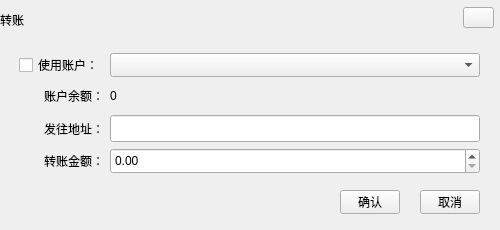
Old version of the form ChainIDE/custom/TransferWidgetUB.ui in the repository HcashOrg/HX-IDE.
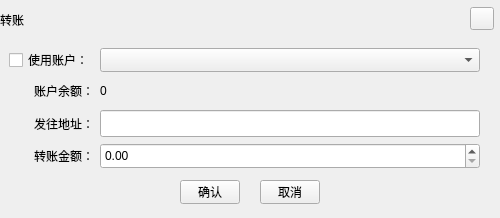
New version of the form.

```diff
--- a/ChainIDE/custom/TransferWidgetUB.ui
+++ b/ChainIDE/custom/TransferWidgetUB.ui
@@ -7,7 +7,7 @@
     <x>0</x>
     <y>0</y>
     <width>500</width>
-    <height>230</height>
+    <height>218</height>
    </rect>
   </property>
   <property name="windowTitle">
@@ -29,10 +29,10 @@
   <widget class="QToolButton" name="closeBtn">
    <property name="geometry">
     <rect>
-     <x>463</x>
+     <x>470</x>
      <y>7</y>
-     <width>31</width>
-     <height>21</height>
+     <width>24</width>
+     <height>23</height>
     </rect>
    </property>
    <property name="cursor">
@@ -45,8 +45,8 @@
   <widget class="QToolButton" name="okBtn">
    <property name="geometry">
     <rect>
-     <x>340</x>
-     <y>190</y>
+     <x>180</x>
+     <y>180</y>
      <width>60</width>
      <height>24</height>
     </rect>
@@ -61,8 +61,8 @@
   <widget class="QToolButton" name="cancelBtn">
    <property name="geometry">
     <rect>
-     <x>420</x>
-     <y>190</y>
+     <x>260</x>
+     <y>180</y>
      <width>60</width>
      <height>24</height>
     </rect>
@@ -77,15 +77,18 @@
   <widget class="QWidget" name="layoutWidget">
    <property name="geometry">
     <rect>
-     <x>19</x>
-     <y>53</y>
-     <width>461</width>
+     <x>9</x>
+     <y>48</y>
+     <width>471</width>
      <height>121</height>
     </rect>
    </property>
-   <layout class="QGridLayout" name="gridLayout">
+   <layout class="QGridLayout" name="gridLayout" columnstretch="1,5">
     <item row="0" column="0">
      <widget class="QCheckBox" name="checkBox">
+      <property name="layoutDirection">
+       <enum>Qt::LeftToRight</enum>
+      </property>
       <property name="text">
        <string>使用账户：</string>
       </property>
```
